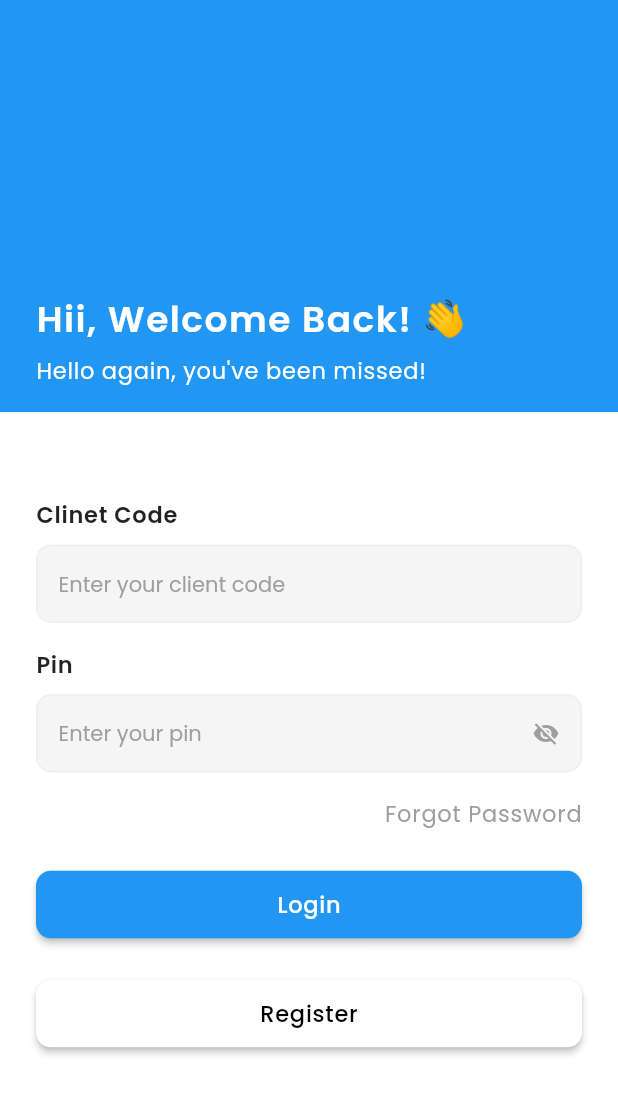
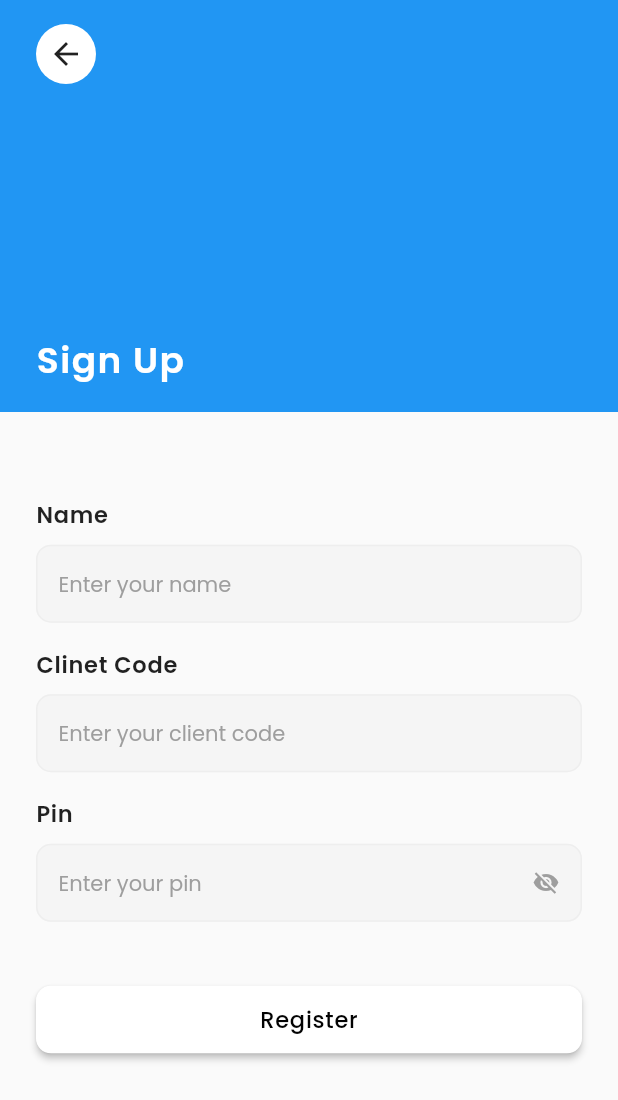
Before and after one commit to hackrx40/PS4-Techwizzes, a Flutter app: the screen it shows after launch, after a tap on "Register", on a phone screen of 412 x 824 dp. Shown: the top 1100 px of the screen. Run offline on Flutter 3.47's test engine with Material 2 defaults, Android fonts, the phone set to English and light mode, and no system bars; our stand-ins replace animate_do, fl_chart, flutter_screenutil, google_fonts, lottie; missing offline and left inert: ternav_icons.

Commit message:
Added SignUp Screens

```diff
--- a/App/bajaj_hackrx_techwizzes/lib/features/all_stocks/ui/all_stocks.dart
+++ b/App/bajaj_hackrx_techwizzes/lib/features/all_stocks/ui/all_stocks.dart
@@ -1,9 +1,7 @@
 import 'package:bajaj_hackrx_techwizzes/features/all_stocks/widgets/stack_list_tile.dart';
 import 'package:flutter/material.dart';
-import 'package:flutter_screenutil/flutter_screenutil.dart';
 
 import '../../../utils/app_colors.dart';
-import '../../main_representation/ui/home_representation.dart';
 
 class AllStocks extends StatefulWidget {
   const AllStocks({super.key});
--- a/App/bajaj_hackrx_techwizzes/lib/features/auth/ui/login_screen.dart
+++ b/App/bajaj_hackrx_techwizzes/lib/features/auth/ui/login_screen.dart
@@ -1,3 +1,4 @@
+import 'package:bajaj_hackrx_techwizzes/features/auth/ui/sign_up.dart';
 import 'package:bajaj_hackrx_techwizzes/features/home/ui/home_screen.dart';
 import 'package:flutter/material.dart';
 import 'package:flutter_screenutil/flutter_screenutil.dart';
@@ -144,12 +145,12 @@ class LoginScreen extends StatelessWidget {
                   ),
                   ElevatedButton(
                     onPressed: () {
-                      // Navigator.push(
-                      //   context,
-                      //   MaterialPageRoute(
-                      //     builder: (context) => const HomeScreen(),
-                      //   ),
-                      // );
+                      Navigator.push(
+                        context,
+                        MaterialPageRoute(
+                          builder: (context) => const SignUp(),
+                        ),
+                      );
                     },
                     style: ElevatedButton.styleFrom(
                         backgroundColor: Colors.white,
--- /dev/null
+++ b/App/bajaj_hackrx_techwizzes/lib/features/auth/ui/sign_up.dart
@@ -0,0 +1,159 @@
+import 'package:bajaj_hackrx_techwizzes/features/auth/ui/login_screen.dart';
+import 'package:flutter/material.dart';
+import 'package:flutter_screenutil/flutter_screenutil.dart';
+
+import '../../../utils/app_colors.dart';
+import '../../home/ui/home_screen.dart';
+import '../widgets/custom_textfield.dart';
+
+class SignUp extends StatelessWidget {
+  const SignUp({super.key});
+
+  @override
+  Widget build(BuildContext context) {
+    var size = MediaQuery.sizeOf(context);
+    return Scaffold(
+        body: Column(
+      children: [
+        Expanded(
+          flex: 1,
+          child: Container(
+            color: Colors.blue,
+            height: 0.4.sh,
+            width: double.maxFinite,
+            padding: const EdgeInsets.symmetric(horizontal: 24, vertical: 16),
+            child: SafeArea(
+              child: Column(
+                mainAxisAlignment: MainAxisAlignment.end,
+                crossAxisAlignment: CrossAxisAlignment.start,
+                children: [
+                  InkWell(
+                    onTap: () {
+                      Navigator.pop(context);
+                    },
+                    child: Container(
+                      padding: const EdgeInsets.all(8),
+                      decoration: const BoxDecoration(
+                          shape: BoxShape.circle,
+                          color: AppColors.backgroundColor),
+                      child: const Icon(Icons.arrow_back),
+                    ),
+                  ),
+                  const Spacer(),
+                  SizedBox(
+                    height: size.height * 0.02,
+                  ),
+                  const Text(
+                    'Sign Up',
+                    style: TextStyle(
+                        fontSize: 24,
+                        fontWeight: FontWeight.w600,
+                        color: AppColors.backgroundColor,
+                        letterSpacing: 1),
+                  ),
+                ],
+              ),
+            ),
+          ),
+        ),
+        Expanded(
+          flex: 2,
+          child: Padding(
+            padding:
+                const EdgeInsets.symmetric(horizontal: 24.0, vertical: 16.0),
+            child: Column(
+              mainAxisAlignment: MainAxisAlignment.start,
+              crossAxisAlignment: CrossAxisAlignment.start,
+              children: [
+                SizedBox(
+                  height: size.height * 0.05,
+                ),
+                const Text(
+                  'Name',
+                  style: TextStyle(
+                    color: Colors.black87,
+                    fontSize: 15,
+                    fontWeight: FontWeight.w600,
+                    letterSpacing: 0.5,
+                  ),
+                ),
+                SizedBox(
+                  height: size.height * 0.01,
+                ),
+                customTextField(hintText: 'Enter your name'),
+                SizedBox(
+                  height: size.height * 0.02,
+                ),
+                const Text(
+                  'Clinet Code',
+                  style: TextStyle(
+                    color: Colors.black87,
+                    fontSize: 15,
+                    fontWeight: FontWeight.w600,
+                    letterSpacing: 0.5,
+                  ),
+                ),
+                SizedBox(
+                  height: size.height * 0.01,
+                ),
+                customTextField(hintText: 'Enter your client code'),
+                SizedBox(
+                  height: size.height * 0.02,
+                ),
+                const Text(
+                  'Pin',
+                  style: TextStyle(
+                    color: Colors.black87,
+                    fontSize: 15,
+                    fontWeight: FontWeight.w600,
+                    letterSpacing: 0.5,
+                  ),
+                ),
+                SizedBox(
+                  height: size.height * 0.01,
+                ),
+                customTextField(
+                  hintText: 'Enter your pin',
+                  suffixIcon: const Icon(
+                    Icons.visibility_off,
+                    color: Colors.grey,
+                  ),
+                ),
+                SizedBox(
+                  height: size.height * 0.02,
+                ),
+                SizedBox(
+                  height: size.height * 0.03,
+                ),
+                ElevatedButton(
+                  onPressed: () {
+                    Navigator.push(
+                      context,
+                      MaterialPageRoute(
+                        builder: (context) => const LoginScreen(),
+                      ),
+                    );
+                  },
+                  style: ElevatedButton.styleFrom(
+                      backgroundColor: Colors.white,
+                      maximumSize: const Size(double.maxFinite, 45),
+                      minimumSize: const Size(double.maxFinite, 45),
+                      shape: RoundedRectangleBorder(
+                          borderRadius: BorderRadius.circular(10))),
+                  child: const Text(
+                    'Register',
+                    style: TextStyle(
+                      color: AppColors.textColor,
+                      fontSize: 15,
+                      letterSpacing: 0.5,
+                    ),
+                  ),
+                )
+              ],
+            ),
+          ),
+        ),
+      ],
+    ));
+  }
+}
```
Also changed, not shown: App/bajaj_hackrx_techwizzes/lib/features/all_stocks/widgets/stack_list_tile.dart (+7 -6 lines).
